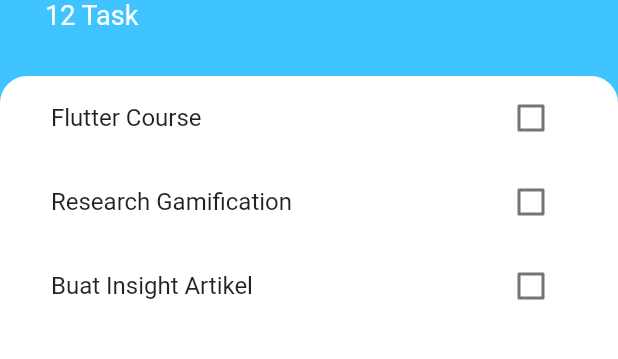
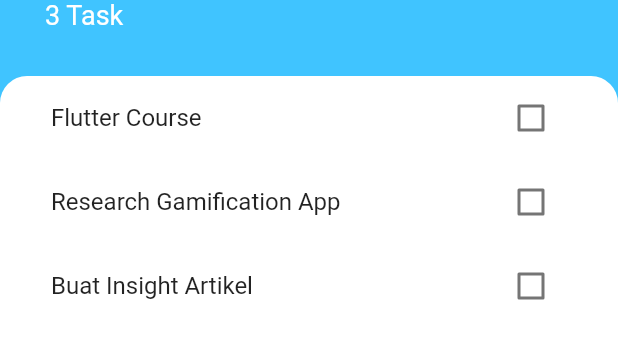
Before and after one commit to premawaisnawa/todoey_flutter_course, a Flutter app: the screen it shows after launch, on a phone screen of 412 x 824 dp, the part 284-643 px from its top. Run offline on Flutter 3.47's test engine with Material 2 defaults, Android fonts, the phone set to English and light mode, and no system bars.

Commit message:
finished lecture 203

```diff
--- a/lib/screens/tasks_screen.dart
+++ b/lib/screens/tasks_screen.dart
@@ -1,8 +1,20 @@
 import 'package:flutter/material.dart';
 import 'package:todoey_flutter/widget/tasks_list.dart';
 import 'package:todoey_flutter/screens/add_task_screen.dart';
+import 'package:todoey_flutter/models/task.dart';
 
-class TasksScreen extends StatelessWidget {
+class TasksScreen extends StatefulWidget {
+  @override
+  _TasksScreenState createState() => _TasksScreenState();
+}
+
+class _TasksScreenState extends State<TasksScreen> {
+  List<Task> tasks = [
+    Task(name: 'Flutter Course'),
+    Task(name: 'Research Gamification App'),
+    Task(name: 'Buat Insight Artikel'),
+  ];
+
   @override
   Widget build(BuildContext context) {
     return Scaffold(
@@ -12,7 +24,13 @@ class TasksScreen extends StatelessWidget {
           child: Icon(Icons.add),
           onPressed: () {
             showModalBottomSheet(
-                context: context, builder: (context) => AddTaskScreen());
+                context: context,
+                builder: (context) => AddTaskScreen((newTaskTitle) {
+                      setState(() {
+                        tasks.add(Task(name: newTaskTitle));
+                      });
+                      Navigator.pop(context);
+                    }));
           }),
       body: Column(
         crossAxisAlignment: CrossAxisAlignment.start,
@@ -48,7 +66,7 @@ class TasksScreen extends StatelessWidget {
                   ),
                 ),
                 Text(
-                  '12 Task',
+                  '${tasks.length} Task',
                   style: TextStyle(
                     color: Colors.white,
                     fontSize: 18,
@@ -69,7 +87,9 @@ class TasksScreen extends StatelessWidget {
                   topRight: Radius.circular(18),
                 ),
               ),
-              child: TasksList(),
+              child: TasksList(
+                tasks: this.tasks,
+              ),
             ),
           ),
         ],
--- a/lib/widget/tasks_list.dart
+++ b/lib/widget/tasks_list.dart
@@ -3,32 +3,29 @@ import 'package:todoey_flutter/widget/task_tile.dart';
 import 'package:todoey_flutter/models/task.dart';
 
 class TasksList extends StatefulWidget {
+  final List<Task> tasks;
+  TasksList({this.tasks});
   @override
   _TasksListState createState() => _TasksListState();
 }
 
 class _TasksListState extends State<TasksList> {
-  List<Task> tasks = [
-    Task(name: 'Flutter Course'),
-    Task(name: 'Research Gamification'),
-    Task(name: 'Buat Insight Artikel'),
-  ];
 
   @override
   Widget build(BuildContext context) {
     return ListView.builder(
       itemBuilder: (context, index) {
         return TaskTile(
-          taskTitle: tasks[index].name,
-          isChecked: tasks[index].isDone,
+          taskTitle: widget.tasks[index].name,
+          isChecked: widget.tasks[index].isDone,
           checkboxCallback: (checkboxState) {
             setState(() {
-              tasks[index].toggleDone();
+              widget.tasks[index].toggleDone();
             });
           },
         );
       },
-      itemCount: tasks.length,
+      itemCount: widget.tasks.length,
     );
   }
 }
```
Also changed, not shown: lib/screens/add_task_screen.dart (+9 -1 lines).
